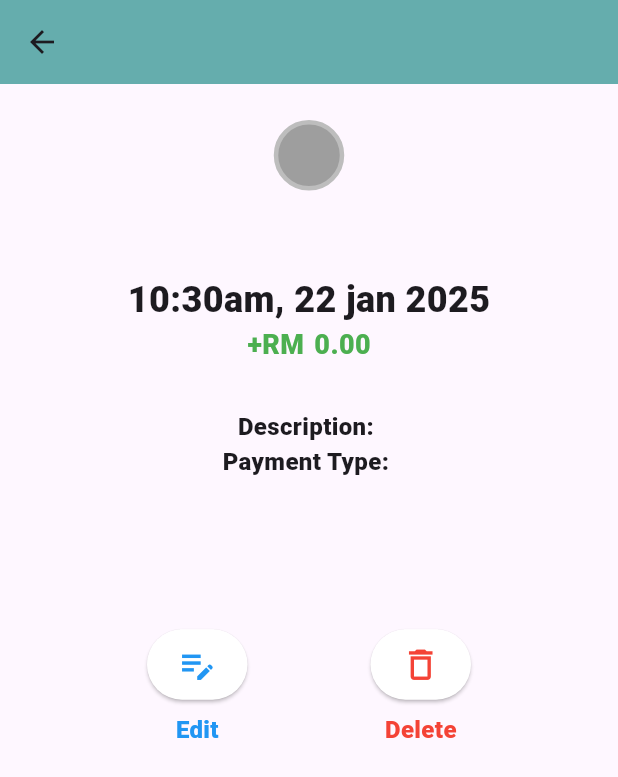
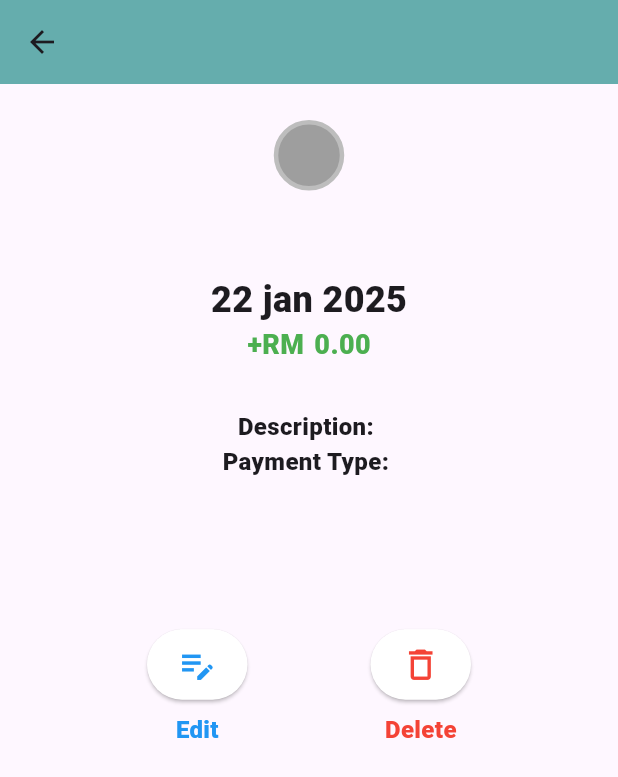
Before and after one commit to daniaalhakim14/workshop2, a Flutter app: the TransactionDetailScreen screen opened directly with empty values, on a phone screen of 412 x 824 dp. Shown: the top 777 px of the screen. Run offline on Flutter 3.47's test engine with Material 3 defaults, Android fonts, the phone set to English and light mode, and no system bars; our stand-ins replace carousel_slider, dio, dotted_border, fl_chart, flutter_local_notifications, get and 7 more; missing offline and left inert: dart:html, month_year_picker, pusher_client; accounts and stored records are empty; network calls fail.

Commit message:
update date for Malaysia time

```diff
--- a/lib/View/Insight_page/transaction_page/TransactionDetailScreen.dart
+++ b/lib/View/Insight_page/transaction_page/TransactionDetailScreen.dart
@@ -43,9 +43,11 @@ class _TransactionDetailScreenState extends State<TransactionDetailScreen> {
       return 'No date available'; // Fallback message for null date
     }
 
-                                    //DateTime localDateTime = dateTime.toLocal(); // Convert to local time
+    // Convert to Malaysia time by adding 8 hours
+    DateTime malaysiaTime = dateTime.toUtc().add(Duration(hours: 8));
 
-    return DateFormat('h:mma, dd MMM yyyy').format(dateTime).toLowerCase();
+    // Format the Malaysia time
+    return DateFormat('dd MMM yyyy').format(malaysiaTime).toLowerCase();
   }
 
   @override
--- a/lib/View/Insight_page/transaction_page/add_transaction.dart
+++ b/lib/View/Insight_page/transaction_page/add_transaction.dart
@@ -34,7 +34,7 @@ class _add_transactionState extends State<add_transaction> {
 
 
 
-  DateTime selectedDate = DateTime.now().toLocal(); // initial selected date
+  DateTime selectedDate = DateTime.now().toUtc().add(Duration(hours: 8));
   late String todayDate = 'Today';
   late String yesterdayDate = 'Yesterday';
   late String textdate = todayDate;
--- a/lib/View/Insight_page/transaction_page/edit_transaction.dart
+++ b/lib/View/Insight_page/transaction_page/edit_transaction.dart
@@ -40,7 +40,8 @@ class _edit_transactionState extends State<edit_transaction> {
     super.initState();
 
     // 1) Set up the selectedDate from the transaction
-    selectedDate = widget.transactionDetail.date;
+selectedDate = widget.transactionDetail.date?.toUtc().add(const Duration(hours: 8));
+
 
     // 2) Decide what text to show initially for the date
     if (selectedDate != null) {
```
Also changed, not shown: lib/View/Main_pages/insight_page.dart (+11 -6 lines).
